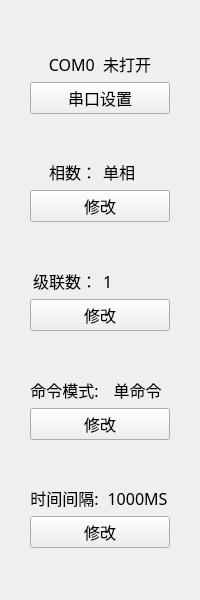
ChinaClever/IDC_TestSystem, file IDC_TestSystem/SI-PDU/toolbox/sisettingtoolwid.ui: the form before one commit.
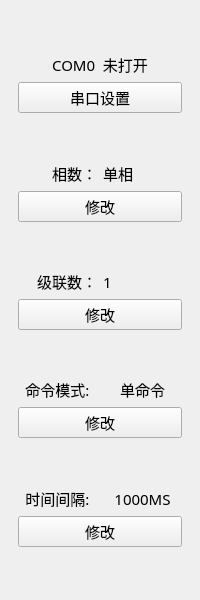
The form after the commit.

The edit to the form file:
```diff
--- a/IDC_TestSystem/SI-PDU/toolbox/sisettingtoolwid.ui
+++ b/IDC_TestSystem/SI-PDU/toolbox/sisettingtoolwid.ui
@@ -13,7 +13,7 @@
   <property name="font">
    <font>
     <family>微软雅黑</family>
-    <pointsize>12</pointsize>
+    <pointsize>11</pointsize>
    </font>
   </property>
   <property name="windowTitle">
@@ -21,10 +21,10 @@
   </property>
   <layout class="QVBoxLayout" name="verticalLayout">
    <property name="leftMargin">
-    <number>30</number>
+    <number>18</number>
    </property>
    <property name="rightMargin">
-    <number>30</number>
+    <number>18</number>
    </property>
    <item>
     <spacer name="verticalSpacer">
```
